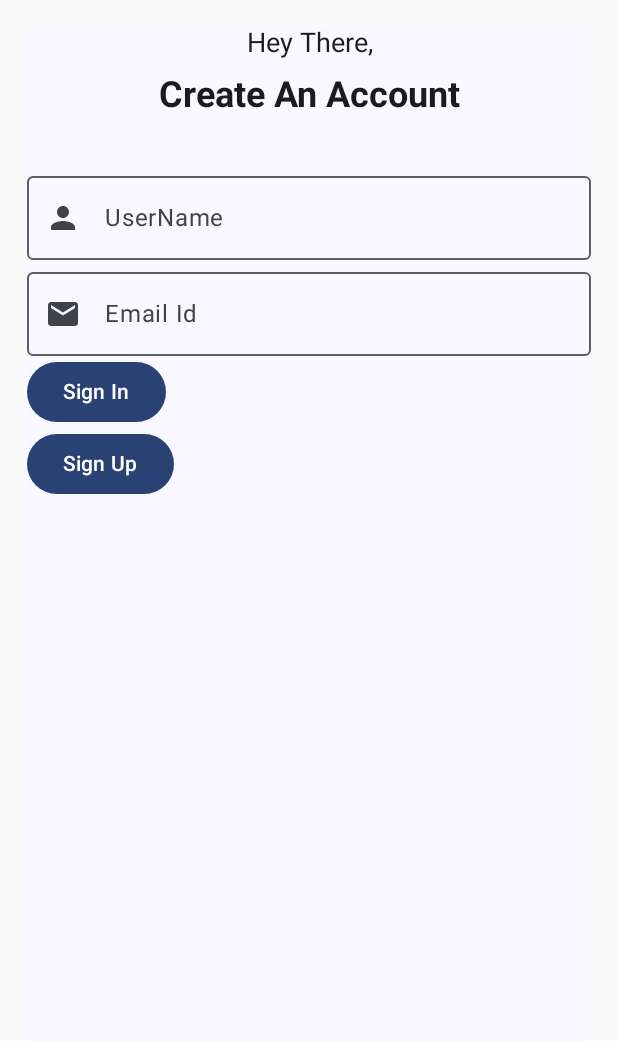
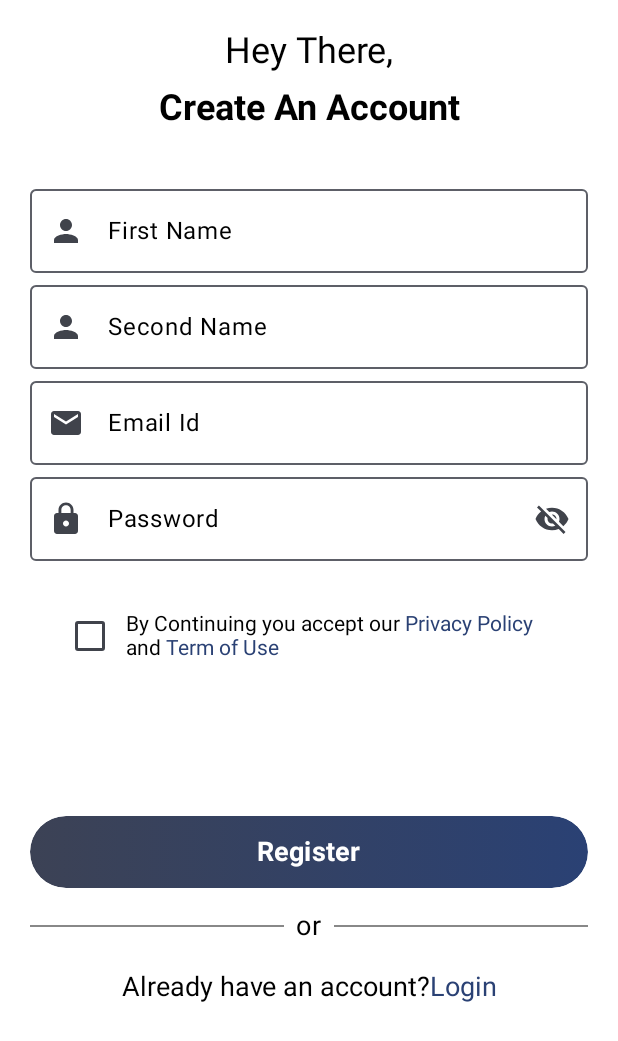
Before and after one commit to adityatulsyan03/UPIBillMate, an Android app built with Jetpack Compose: the screen it shows after launch (SignUp_Page), on a phone screen of 412 x 824 dp. Shown: the top 1041 px of the screen. Run offline under Robolectric (Android 15) with nearby library versions, the light colour scheme and no system bars.

Commit message:
Sign_Up and Log_In page

```diff
--- a/app/src/main/AndroidManifest.xml
+++ b/app/src/main/AndroidManifest.xml
@@ -39,6 +39,7 @@
             </intent-filter>
         </activity>
         <activity android:name=".Login_Page" />
+        <activity android:name=".TermsAndConditions_Page" />
         <activity android:name=".Create_Page" />
     </application>
 
--- a/app/src/main/java/com/example/upi_to_invoice/Components.kt
+++ b/app/src/main/java/com/example/upi_to_invoice/Components.kt
@@ -1,13 +1,20 @@
 package com.example.upi_to_invoice
 
+import android.content.Intent
 import android.graphics.drawable.Icon
+import android.util.Log
 import android.widget.CheckBox
+import androidx.activity.ComponentActivity
+import androidx.compose.foundation.background
+import androidx.compose.foundation.layout.Box
+import androidx.compose.foundation.layout.PaddingValues
 import androidx.compose.foundation.layout.Row
 import androidx.compose.foundation.layout.fillMaxSize
 import androidx.compose.foundation.layout.fillMaxWidth
 import androidx.compose.foundation.layout.heightIn
 import androidx.compose.foundation.layout.padding
 import androidx.compose.foundation.shape.RoundedCornerShape
+import androidx.compose.foundation.text.ClickableText
 import androidx.compose.foundation.text.KeyboardOptions
 import androidx.compose.material.icons.Icons
 import androidx.compose.material.icons.filled.Person
@@ -15,14 +22,19 @@ import androidx.compose.material.icons.filled.Visibility
 import androidx.compose.material.icons.filled.VisibilityOff
 import androidx.compose.material.icons.materialIcon
 import androidx.compose.material.icons.outlined.Person
+import androidx.compose.material3.Button
+import androidx.compose.material3.ButtonDefaults
 import androidx.compose.material3.Checkbox
+import androidx.compose.material3.Divider
 import androidx.compose.material3.ExperimentalMaterial3Api
 import androidx.compose.material3.Icon
 import androidx.compose.material3.IconButton
 import androidx.compose.material3.MaterialTheme
 import androidx.compose.material3.OutlinedTextField
+import androidx.compose.material3.OutlinedTextFieldDefaults
 import androidx.compose.material3.Text
 import androidx.compose.material3.TextField
+import androidx.compose.material3.TextFieldColors
 import androidx.compose.material3.TextFieldDefaults
 import androidx.compose.runtime.Composable
 import androidx.compose.runtime.getValue
@@ -32,13 +44,17 @@ import androidx.compose.runtime.setValue
 import androidx.compose.ui.Alignment
 import androidx.compose.ui.Modifier
 import androidx.compose.ui.draw.clip
+import androidx.compose.ui.graphics.Brush
 import androidx.compose.ui.graphics.Color
 import androidx.compose.ui.graphics.vector.ImageVector
 import androidx.compose.ui.input.key.Key.Companion.K
+import androidx.compose.ui.modifier.modifierLocalConsumer
 import androidx.compose.ui.modifier.modifierLocalMapOf
 import androidx.compose.ui.res.painterResource
 import androidx.compose.ui.res.stringResource
+import androidx.compose.ui.text.SpanStyle
 import androidx.compose.ui.text.TextStyle
+import androidx.compose.ui.text.buildAnnotatedString
 import androidx.compose.ui.text.font.FontFamily
 import androidx.compose.ui.text.font.FontWeight
 import androidx.compose.ui.text.input.KeyboardType
@@ -46,6 +62,7 @@ import androidx.compose.ui.text.input.PasswordVisualTransformation
 import androidx.compose.ui.text.input.VisualTransformation
 import androidx.compose.ui.text.rememberTextMeasurer
 import androidx.compose.ui.text.style.TextAlign
+import androidx.compose.ui.text.withStyle
 import androidx.compose.ui.tooling.preview.Preview
 import androidx.compose.ui.unit.dp
 import androidx.compose.ui.unit.sp
@@ -54,11 +71,12 @@ import androidx.compose.ui.unit.sp
 fun NormalTextField(value: String) {
     Text(
         text = value,
+        color = Color.Black,
         modifier = Modifier
             .fillMaxWidth()
             .heightIn(min = 20.dp),
         style = TextStyle(
-            fontSize = 18.sp,
+            fontSize = 24.sp,
             fontWeight = FontWeight.Normal,
             fontFamily = FontFamily.Default
         ),
@@ -70,6 +88,7 @@ fun NormalTextField(value: String) {
 fun HeadingTextField(value: String) {
     Text(
         text = value,
+        color = Color.Black,
         modifier = Modifier
             .fillMaxWidth()
             .heightIn(min = 30.dp),
@@ -91,7 +110,7 @@ fun MyTextField(labelValue: String, icon: ImageVector) {
     OutlinedTextField(
         modifier = Modifier
             .fillMaxWidth(),
-        label = { Text(text = labelValue) },
+        label = { Text(text = labelValue, color = Color.Black) },
         keyboardOptions = KeyboardOptions.Default,
         value = textValue.value,
         onValueChange = {
@@ -116,7 +135,7 @@ fun PasswordTextField(labelValue: String, icon: ImageVector) {
     OutlinedTextField(
         modifier = Modifier
             .fillMaxWidth(),
-        label = { Text(text = labelValue) },
+        label = { Text(text = labelValue,color = Color.Black) },
         keyboardOptions = KeyboardOptions(keyboardType = KeyboardType.Password),
         value = password.value,
         onValueChange = {
@@ -137,9 +156,9 @@ fun PasswordTextField(labelValue: String, icon: ImageVector) {
             }
 
             val description = if(passwordVisible.value){
-                stringResource(id = R.string.hide_password)
+                "Hide Password"
             }else{
-                stringResource(id = R.string.show_password)
+                "Show Password"
             }
 
             IconButton(onClick = {
@@ -160,7 +179,7 @@ fun PasswordTextField(labelValue: String, icon: ImageVector) {
 }
 
 @Composable
-fun CheckboxCotent(value: String) {
+fun CheckboxCotent(value: String, onTextSelected: (String)->Unit) {
     Row(modifier = Modifier
         .fillMaxWidth()
         .heightIn(56.dp)
@@ -177,7 +196,146 @@ fun CheckboxCotent(value: String) {
             }
         )
 
-
+        ClickableTextComponent(value = value, onTextSelected)
 
     }
 }
+
+@Composable
+fun ClickableTextComponent(value: String, onTextSelected: (String)->Unit) {
+
+    val initalText = "By Continuing you accept our "
+    val privatePolicyText = "Privacy Policy"
+    val ansTest = " and "
+    val termsAndConditionsText = "Term of Use"
+
+    val annotatedString = buildAnnotatedString {
+        append(initalText)
+        withStyle(style = SpanStyle(color = MaterialTheme.colorScheme.primary)){
+            pushStringAnnotation(tag = privatePolicyText, annotation = privatePolicyText)
+            append(privatePolicyText)
+        }
+        append(ansTest)
+        withStyle(style = SpanStyle(color = MaterialTheme.colorScheme.primary)){
+            pushStringAnnotation(tag = termsAndConditionsText, annotation = termsAndConditionsText)
+            append(termsAndConditionsText)
+        }
+    }
+
+    ClickableText(text = annotatedString, onClick = {offset ->
+        annotatedString.getStringAnnotations(offset,offset)
+            .firstOrNull()?.also { span ->
+                Log.d("ClickableTextComponent","{$span}")
+
+                if(span.item == termsAndConditionsText || span.item == privatePolicyText){
+                    onTextSelected(span.item)
+                }
+            }
+    })
+
+}
+
+@Composable
+fun ButtonComponent(value: String) {
+    Button(onClick = {
+
+    },
+        modifier = Modifier
+            .fillMaxWidth()
+            .heightIn(48.dp),
+        contentPadding = PaddingValues(),
+        colors = ButtonDefaults.buttonColors(Color.Transparent)
+    ) {
+        Box(
+            modifier = Modifier
+                .fillMaxWidth()
+                .heightIn(48.dp)
+                .background(
+                    brush = Brush.horizontalGradient(
+                        listOf(
+                            MaterialTheme.colorScheme.secondary,
+                            MaterialTheme.colorScheme.primary
+                        )
+                    ),
+                    shape = RoundedCornerShape(50.dp)
+                ),
+            contentAlignment = Alignment.Center
+        ){
+            Text(
+                text = value,
+                fontSize = 18.sp,
+                fontWeight = FontWeight.Bold
+            )
+        }
+    }
+}
+
+@Composable
+fun DividerTextComponent() {
+    Row(
+        modifier = Modifier
+            .fillMaxWidth(),
+        verticalAlignment = Alignment.CenterVertically
+    ) {
+
+        Divider(
+            modifier = Modifier
+                .fillMaxWidth()
+                .weight(1f),
+            color = Color.Gray,
+            thickness = 1.dp
+        )
+
+        Text(
+            modifier = Modifier.padding(8.dp),
+            text = "or",
+            fontSize = 18.sp,
+            color = Color.Black
+        )
+
+        Divider(
+            modifier = Modifier
+                .fillMaxWidth()
+                .weight(1f),
+            color = Color.Gray,
+            thickness = 1.dp
+        )
+    }
+}
+
+@Composable
+fun ClickableLoginTextComponent(value1: String,value2: String,onTextSelected: (String)->Unit) {
+
+    val initalText = value1
+    val linkText = value2
+
+    val annotatedString = buildAnnotatedString {
+        append(initalText)
+        withStyle(style = SpanStyle(color = MaterialTheme.colorScheme.primary)){
+            pushStringAnnotation(tag = linkText, annotation = linkText)
+            append(linkText)
+        }
+    }
+
+    ClickableText(
+        text = annotatedString,
+        modifier = Modifier
+            .fillMaxWidth()
+            .heightIn(min = 20.dp),
+        style = TextStyle(
+            fontSize = 18.sp,
+            fontWeight = FontWeight.Normal,
+            fontFamily = FontFamily.Default,
+            textAlign = TextAlign.Center
+        ),
+        onClick = {offset ->
+        annotatedString.getStringAnnotations(offset,offset)
+            .firstOrNull()?.also { span ->
+                Log.d("ClickableTextComponent","{$span}")
+
+                if(span.item == linkText){
+                    onTextSelected(span.item)
+                }
+            }
+    })
+}
--- a/app/src/main/java/com/example/upi_to_invoice/SignUp_Page.kt
+++ b/app/src/main/java/com/example/upi_to_invoice/SignUp_Page.kt
@@ -12,6 +12,7 @@ import androidx.compose.foundation.layout.height
 import androidx.compose.foundation.layout.padding
 import androidx.compose.material.icons.Icons
 import androidx.compose.material.icons.filled.Email
+import androidx.compose.material.icons.filled.Lock
 import androidx.compose.material.icons.filled.Person
 import androidx.compose.material3.Button
 import androidx.compose.material3.Surface
@@ -19,10 +20,12 @@ import androidx.compose.material3.Text
 import androidx.compose.runtime.Composable
 import androidx.compose.ui.Modifier
 import androidx.compose.ui.graphics.Color
+import androidx.compose.ui.res.stringResource
 import androidx.compose.ui.tooling.preview.Preview
 import androidx.compose.ui.unit.dp
 import androidx.core.content.ContextCompat.startActivity
 import com.example.upi_to_invoice.ui.theme.UPI_to_INVOICETheme
+import org.intellij.lang.annotations.JdkConstants.HorizontalAlignment
 import kotlin.math.sign
 
 class SignUp_Page : ComponentActivity()  {
@@ -33,7 +36,6 @@ class SignUp_Page : ComponentActivity()  {
                 Surface(
                     modifier = Modifier
                         .fillMaxSize()
-                        .padding(18.dp)
                         .background(Color.White)
                 ) {
                     Sign(activity = this)
@@ -47,28 +49,76 @@ class SignUp_Page : ComponentActivity()  {
 fun Sign(activity: ComponentActivity) {
     Column(
         modifier = Modifier
+            .background(Color.White)
+            .padding(20.dp)
             .fillMaxSize()
     ) {
-        NormalTextField(value = "Hey There,")
+
+        NormalTextField(
+            value = "Hey There,"
+        )
+
         Spacer(modifier = Modifier.height(10.dp))
-        HeadingTextField(value = "Create An Account")
+
+        HeadingTextField(
+            value = "Create An Account"
+        )
+
         Spacer(modifier = Modifier.height(30.dp))
-        MyTextField("UserName", Icons.Filled.Person)
-        MyTextField("Email Id", Icons.Filled.Email)
-        Button(onClick = {
-            Intent(activity.applicationContext,Create_Page::class.java).also{
-                activity.startActivity(it)
+
+        MyTextField(
+            labelValue = "First Name",
+            Icons.Filled.Person
+        )
+
+        MyTextField(
+            labelValue = "Second Name",
+            Icons.Filled.Person
+        )
+
+        MyTextField(
+            labelValue = "Email Id",
+            Icons.Filled.Email
+        )
+
+        PasswordTextField(
+            labelValue = "Password",
+            Icons.Filled.Lock
+        )
+
+        Spacer(modifier = Modifier.height(10.dp))
+
+        CheckboxCotent(
+            value = "terms_and_conditions",
+            onTextSelected = {
+                Intent(activity.applicationContext,TermsAndConditions_Page::class.java).also {
+                    activity.startActivity(it)
+                }
             }
-        }) {
-            Text(text = "Sign In")
-        }
-        Button(onClick = {
-            Intent(activity.applicationContext,Login_Page::class.java).also{
-                activity.startActivity(it)
+        )
+
+        Spacer(modifier = Modifier.height(80.dp))
+
+        ButtonComponent(
+            value = "Register"
+        )
+
+        Spacer(modifier = Modifier.height(5.dp))
+
+        DividerTextComponent()
+
+        Spacer(modifier = Modifier.height(10.dp))
+
+        ClickableLoginTextComponent(
+            value1 = "Already have an account?",
+            value2 = "Login",
+            onTextSelected = {
+                Intent(activity.applicationContext, Login_Page::class.java).also {
+                    activity.startActivity(it)
+                }
             }
-        }) {
-            Text(text = "Sign Up")
-        }
+        )
+
     }
 }
 
--- a/app/src/main/java/com/example/upi_to_invoice/ui/theme/Theme.kt
+++ b/app/src/main/java/com/example/upi_to_invoice/ui/theme/Theme.kt
@@ -13,6 +13,7 @@ import androidx.compose.runtime.SideEffect
 import androidx.compose.ui.graphics.toArgb
 import androidx.compose.ui.platform.LocalContext
 import androidx.compose.ui.platform.LocalView
+import androidx.compose.ui.res.colorResource
 import androidx.core.view.WindowCompat
 
 private val DarkColorScheme = darkColorScheme(
--- a/app/src/main/res/values/strings.xml
+++ b/app/src/main/res/values/strings.xml
@@ -1,5 +1,3 @@
 <resources>
     <string name="app_name">UPI_to_INVOICE</string>
-    <string name="hide_password">hide password</string>
-    <string name="show_password">show password</string>
 </resources>
```
Also changed, not shown: app/src/main/java/com/example/upi_to_invoice/Login_Page.kt (+53 -18 lines), app/src/main/java/com/example/upi_to_invoice/TermsAndConditions_Page.kt (added, +40 -0 lines).
